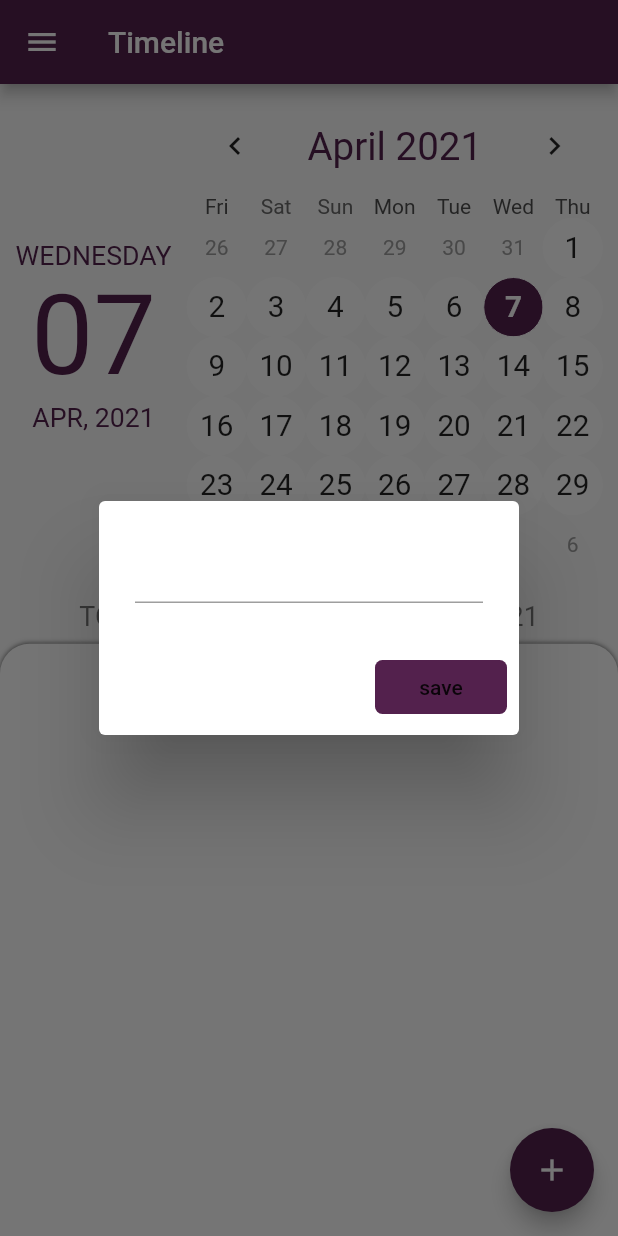
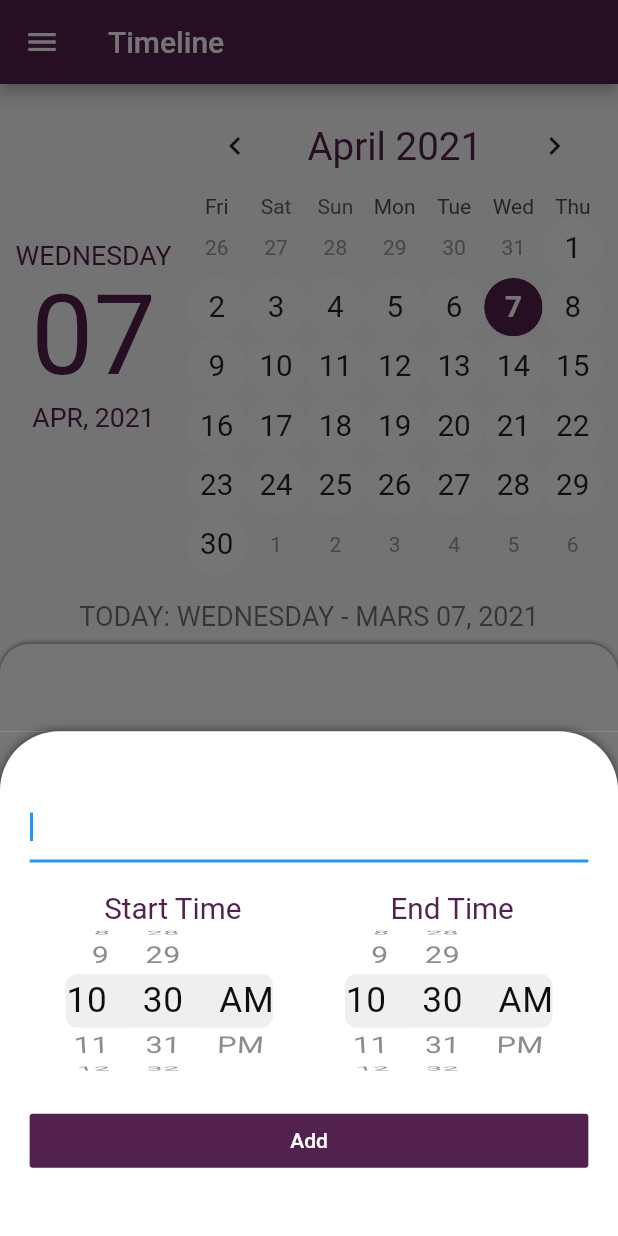
Before and after one commit to Aboidrees/Timeline, a Flutter app: the screen it shows after launch, after a tap on the "add" icon, on a phone screen of 412 x 824 dp. Run offline on Flutter 3.47's test engine with Material 2 defaults, Android fonts, the phone set to English and light mode, and no system bars; drawn by our look-alikes of table_calendar; our stand-ins replace shared_preferences.

Commit message:
Period adding form

```diff
--- /dev/null
+++ b/lib/models/period.dart
@@ -0,0 +1,6 @@
+class Period {
+  final String periodTitle;
+  DateTime start;
+  DateTime end;
+  Period({this.periodTitle, this.start, this.end});
+}
--- a/lib/screens/Home/home_page.dart
+++ b/lib/screens/Home/home_page.dart
@@ -1,9 +1,7 @@
-import 'dart:convert';
-
 import 'package:flutter/material.dart';
 import 'package:shared_preferences/shared_preferences.dart';
 import 'package:table_calendar/table_calendar.dart';
-import 'package:timeline/const.dart';
+import 'package:timeline/screens/Home/widgets/add_study_period.dart';
 import 'package:timeline/screens/Home/widgets/calendar_box.dart';
 import 'package:timeline/size_config.dart';
 
@@ -20,40 +18,13 @@ class _HomePageState extends State<HomePage> {
   CalendarController _calendarController;
   Map<DateTime, List<dynamic>> _events;
   List<dynamic> _selectedEvents;
-  TextEditingController _eventController;
   SharedPreferences prefs;
 
   @override
   void initState() {
     super.initState();
     _calendarController = CalendarController();
-    _eventController = TextEditingController();
     _events = {};
-    _selectedEvents = [];
-    initPrefs();
-  }
-
-  initPrefs() async {
-    prefs = await SharedPreferences.getInstance();
-    setState(() {
-      _events = Map<DateTime, List<dynamic>>.from(decodeMap(json.decode(prefs.getString("events") ?? "{}")));
-    });
-  }
-
-  Map<String, dynamic> encodeMap(Map<DateTime, dynamic> map) {
-    Map<String, dynamic> newMap = {};
-    map.forEach((key, value) {
-      newMap[key.toString()] = map[key];
-    });
-    return newMap;
-  }
-
-  Map<DateTime, dynamic> decodeMap(Map<String, dynamic> map) {
-    Map<DateTime, dynamic> newMap = {};
-    map.forEach((key, value) {
-      newMap[DateTime.parse(key)] = map[key];
-    });
-    return newMap;
   }
 
   @override
@@ -83,40 +54,51 @@ class _HomePageState extends State<HomePage> {
       ),
       floatingActionButton: FloatingActionButton(
         onPressed: () {
-          _showAddDialog(context);
+          // _showAddDialog(context);
+          showModalBottomSheet(
+            context: context,
+            isScrollControlled: true,
+            builder: (context) => SingleChildScrollView(
+              child: Container(
+                padding: EdgeInsets.only(bottom: 0),
+                child: AddPeriod(
+                  selectedDay: _calendarController.selectedDay,
+                ),
+              ),
+            ),
+          );
         },
-        tooltip: 'Increment',
+        tooltip: 'Add a New Studing Period',
         child: Icon(Icons.add),
       ),
     );
   }
-
-  _showAddDialog(context) {
-    showDialog(
-      context: context,
-      builder: (context) => AlertDialog(
-        content: TextField(controller: _eventController),
-        actions: [
-          // ignore: deprecated_member_use
-          FlatButton(
-            onPressed: () {
-              setState(() {
-                if (_eventController.text.isEmpty) return;
-                if (_events[_calendarController.selectedDay] != null) {
-                  _events[_calendarController.selectedDay].add(_eventController.text);
-                } else {
-                  _events[_calendarController.selectedDay] = [_eventController.text];
-                }
-                _eventController.clear();
-                Navigator.pop(context);
-              });
-            },
-            color: primaryColor,
-            shape: RoundedRectangleBorder(borderRadius: BorderRadius.circular(SizeConfig.defaultSize / 2)),
-            child: Text('save'),
-          ),
-        ],
-      ),
-    );
-  }
 }
+  // _showAddDialog(context) {
+  //   showDialog(
+  //     context: context,
+  //     builder: (context) => AlertDialog(
+  //       content: TextField(controller: _eventController),
+  //       actions: [
+  //         // ignore: deprecated_member_use
+  //         FlatButton(
+  //           onPressed: () {
+  //             setState(() {
+  //               if (_eventController.text.isEmpty) return;
+  //               if (_events[_calendarController.selectedDay] != null) {
+  //                 _events[_calendarController.selectedDay].add(_eventController.text);
+  //               } else {
+  //                 _events[_calendarController.selectedDay] = [_eventController.text];
+  //               }
+  //               _eventController.clear();
+  //               Navigator.pop(context);
+  //             });
+  //           },
+  //           color: primaryColor,
+  //           shape: RoundedRectangleBorder(borderRadius: BorderRadius.circular(SizeConfig.defaultSize / 2)),
+  //           child: Text('save'),
+  //         ),
+  //       ],
+  //     ),
+  //   );
+  // }
--- /dev/null
+++ b/lib/screens/Home/widgets/add_study_period.dart
@@ -0,0 +1,135 @@
+import 'package:flutter/cupertino.dart';
+import 'package:flutter/foundation.dart';
+import 'package:flutter/material.dart';
+import 'package:timeline/const.dart';
+import 'package:timeline/models/period.dart';
+import 'package:timeline/size_config.dart';
+
+class AddPeriod extends StatefulWidget {
+  const AddPeriod({Key key, @required this.selectedDay}) : super(key: key);
+
+  final DateTime selectedDay;
+  @override
+  _AddPeriodState createState() => _AddPeriodState();
+}
+
+class _AddPeriodState extends State<AddPeriod> {
+  @override
+  Widget build(BuildContext context) {
+    double defaultSize = SizeConfig.defaultSize;
+    double _timePickerWidth = (SizeConfig.screenWidth / 2) - defaultSize * 5;
+    // Title Controller
+    TextEditingController _titleController = TextEditingController();
+
+    // Time period Controller
+    DateTime _startTime = DateTime.now();
+    DateTime _endTime = DateTime.now();
+
+    // Events
+    Map<DateTime, List<Period>> _periods;
+
+    // print(widget.selectedDay);
+    return Container(
+      color: Color(0xFF757575),
+      child: Container(
+        padding: EdgeInsets.all(defaultSize * 2),
+        decoration: BoxDecoration(
+          color: Colors.white,
+          borderRadius: BorderRadius.only(topLeft: Radius.circular(defaultSize * 4), topRight: Radius.circular(defaultSize * 4)),
+          boxShadow: [BoxShadow(blurRadius: 5.0, color: Colors.black54)],
+        ),
+        child: Column(
+          crossAxisAlignment: CrossAxisAlignment.stretch,
+          children: [
+            SizedBox(height: defaultSize * 2),
+            // Text(
+            //   "Add Study Period",
+            //   textAlign: TextAlign.center,
+            //   style: TextStyle(fontSize: defaultSize * 2, fontWeight: FontWeight.bold, color: primaryColor),
+            // ),
+            TextField(controller: _titleController, autofocus: true),
+            SizedBox(height: defaultSize * 2),
+            Row(
+              mainAxisAlignment: MainAxisAlignment.spaceAround,
+              children: [
+                Text(
+                  'Start Time',
+                  style: TextStyle(fontSize: defaultSize * 2, color: primaryColor),
+                ),
+                Text(
+                  'End Time',
+                  style: TextStyle(fontSize: defaultSize * 2, color: primaryColor),
+                ),
+              ],
+            ),
+            Row(
+              mainAxisAlignment: MainAxisAlignment.spaceAround,
+              children: [
+                SizedBox(
+                  height: defaultSize * 10,
+                  width: _timePickerWidth,
+                  child: CupertinoDatePicker(
+                      initialDateTime: _startTime,
+                      mode: CupertinoDatePickerMode.time,
+                      onDateTimeChanged: (time) {
+                        setState(() {
+                          _startTime = time;
+                        });
+                      }),
+                ),
+                SizedBox(
+                  height: defaultSize * 10,
+                  width: _timePickerWidth,
+                  child: CupertinoDatePicker(
+                      initialDateTime: _endTime,
+                      mode: CupertinoDatePickerMode.time,
+                      onDateTimeChanged: (time) {
+                        setState(() {
+                          _endTime = time;
+                        });
+                      }),
+                )
+              ],
+            ),
+            SizedBox(height: defaultSize * 2),
+
+            // ignore: deprecated_member_use
+            FlatButton(
+              color: primaryColor,
+              onPressed: () {
+                setState(() {
+                  if (_titleController.text.isEmpty) return;
+                  Period studyPeriod = Period(
+                    periodTitle: _titleController.text,
+                    start: _startTime,
+                    end: _endTime,
+                  );
+
+                  if (_periods[widget.selectedDay] != null) {
+                    _periods[widget.selectedDay].add(studyPeriod);
+                  } else {
+                    _periods[widget.selectedDay] = [studyPeriod];
+                  }
+
+                  // _titleController.clear();
+                  // Navigator.pop(context);
+                });
+              },
+              child: Text('Add', style: TextStyle(color: Colors.white)),
+            ),
+            SizedBox(height: defaultSize * 2),
+          ],
+        ),
+      ),
+    );
+  }
+}
+
+//               if (_eventController.text.isEmpty) return;
+//               if (_periods[_calendarController.selectedDay] != null) {
+//                 _periods[_calendarController.selectedDay].add(_eventController.text);
+//               } else {
+//                 _periods[_calendarController.selectedDay] = [_eventController.text];
+//               }
+//               _eventController.clear();
+//               Navigator.pop(context);
--- a/lib/screens/Home/widgets/calendar_box.dart
+++ b/lib/screens/Home/widgets/calendar_box.dart
@@ -55,6 +55,7 @@ class _CalendarBoxWidgetState extends State<CalendarBoxWidget> {
               alignment: Alignment.center,
               child: TableCalendar(
                 events: widget.events,
+                calendarController: widget.calendarController,
                 initialCalendarFormat: CalendarFormat.month,
                 headerStyle: HeaderStyle(
                   centerHeaderTitle: true,
@@ -66,7 +67,6 @@ class _CalendarBoxWidgetState extends State<CalendarBoxWidget> {
                 weekendDays: const [DateTime.friday, DateTime.saturday],
                 onDaySelected: (DateTime date, List events, List holidays) {
                   setState(() {
-                    // widget.selectedEvents = events;
                     widget.calendarController.setSelectedDay(date);
                   });
                 },
@@ -80,8 +80,6 @@ class _CalendarBoxWidgetState extends State<CalendarBoxWidget> {
                   outsideWeekendDayBuilder: (context, date, events) => DayBuilderWidget(date: date, dayType: 'weekend'),
                   outsideHolidayDayBuilder: (context, date, events) => DayBuilderWidget(date: date, dayType: 'outside'),
                   markersBuilder: (context, date, events, selectedEvents) {
-                    print(events);
-                    print(selectedEvents);
                     return [
                       Positioned(
                         left: 0,
@@ -90,17 +88,12 @@ class _CalendarBoxWidgetState extends State<CalendarBoxWidget> {
                           width: defaultSize * 1.8,
                           height: defaultSize * 1.8,
                           child: Center(child: Text(events.length.toString(), style: TextStyle(color: Colors.white))),
-                          decoration: BoxDecoration(
-                            color: Colors.red,
-                            borderRadius: BorderRadius.circular(defaultSize),
-                            // border: Border.all(color: Colors.white)),
-                          ),
+                          decoration: BoxDecoration(color: Colors.red, borderRadius: BorderRadius.circular(defaultSize)),
                         ),
                       ),
                     ];
                   },
                 ),
-                calendarController: widget.calendarController,
               ),
             ),
           ],
```
